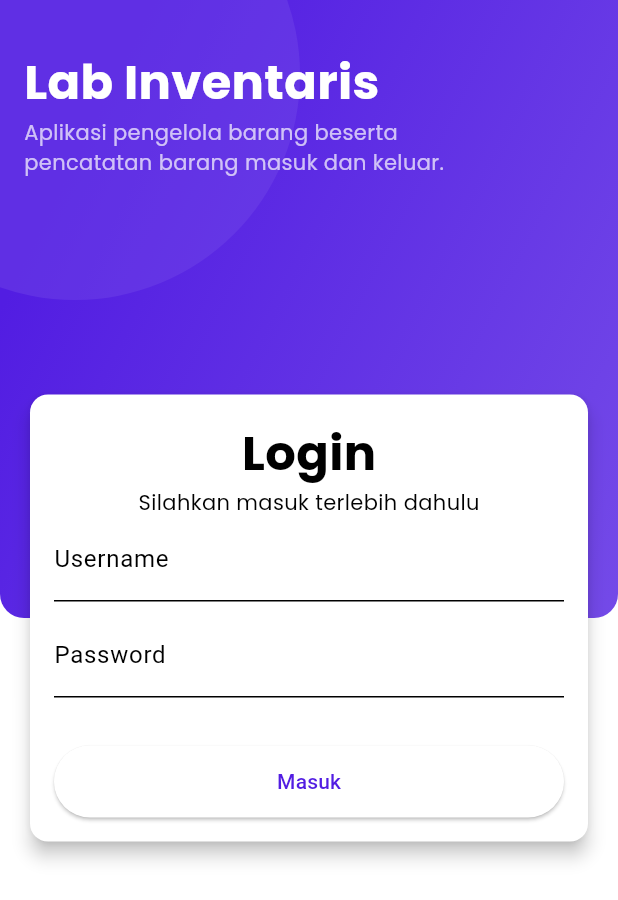
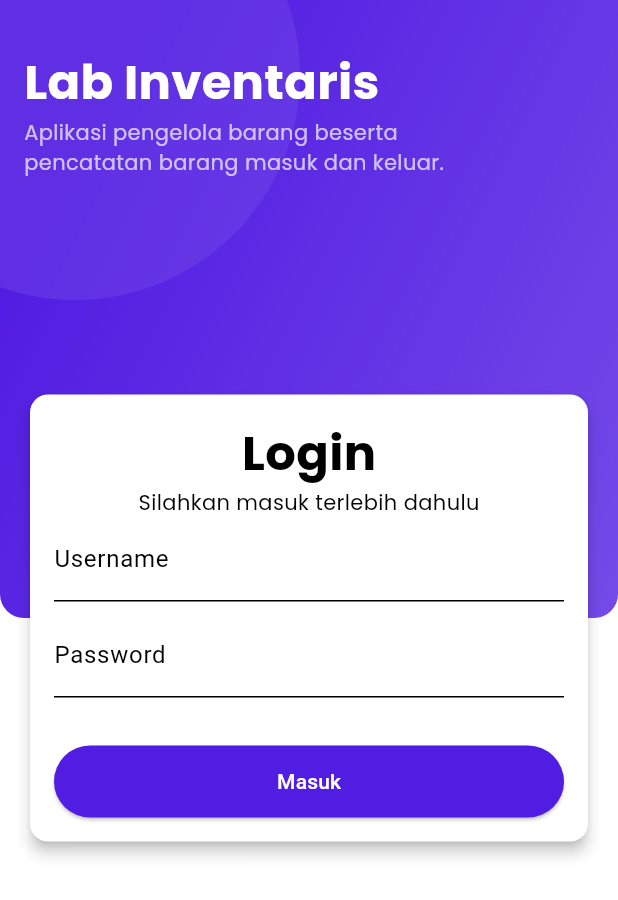
Before and after one commit to Vici009/app-inventaris, a Flutter app: the screen it shows after launch, on a phone screen of 412 x 824 dp. Shown: the top 900 px of the screen. Run offline on Flutter 3.47's test engine with Material 2 defaults, Android fonts, the phone set to English and light mode, and no system bars; our stand-ins replace get, google_fonts, settings_ui, sqflite; accounts and stored records are empty.

Commit message:
update login ui

```diff
--- a/lib/ui/login_page.dart
+++ b/lib/ui/login_page.dart
@@ -128,7 +128,7 @@ class _CardFormLoginState extends State<CardFormLogin> {
       child: Padding(
         padding: const EdgeInsets.all(16.0),
         child: Card(
-          elevation: 5,
+          elevation: 4,
           color: Colors.white,
           shape: RoundedRectangleBorder(
             borderRadius: BorderRadius.circular(12),
@@ -204,8 +204,12 @@ class _CardFormLoginState extends State<CardFormLogin> {
                         }
                       }
                     },
-                    child: const Text("Masuk"),
+                    child: const Text(
+                      "Masuk",
+                      style: TextStyle(color: Colors.white),
+                    ),
                     style: ElevatedButton.styleFrom(
+                      backgroundColor: kPrimaryColor,
                       minimumSize: const Size.fromHeight(48),
                     ),
                   )
```
